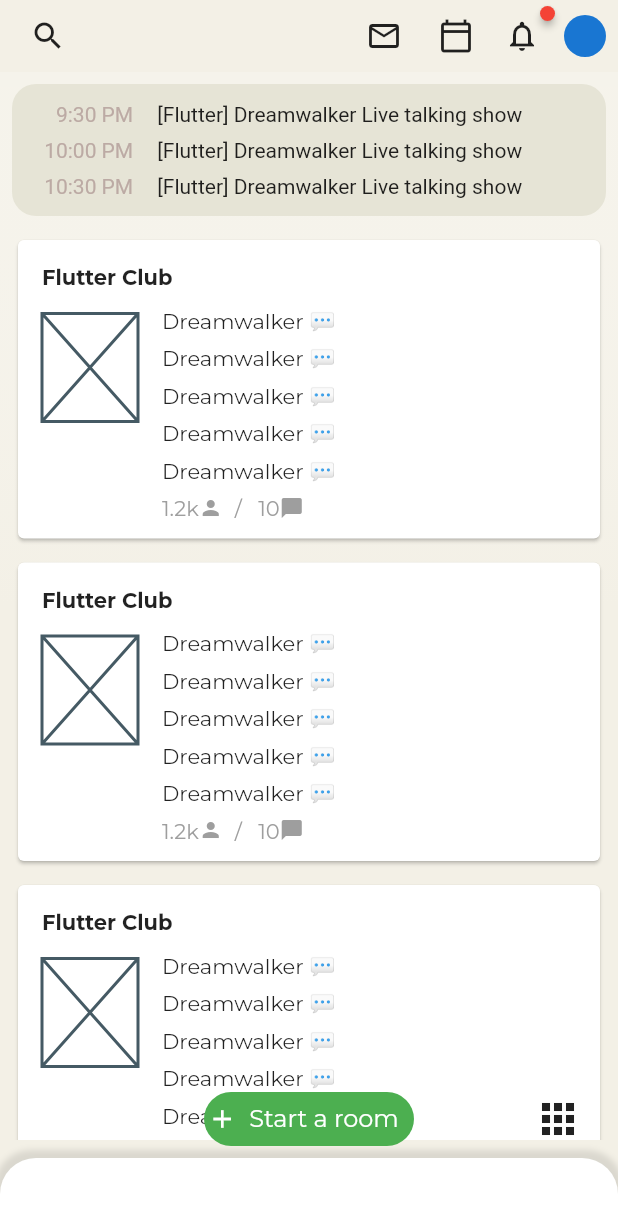
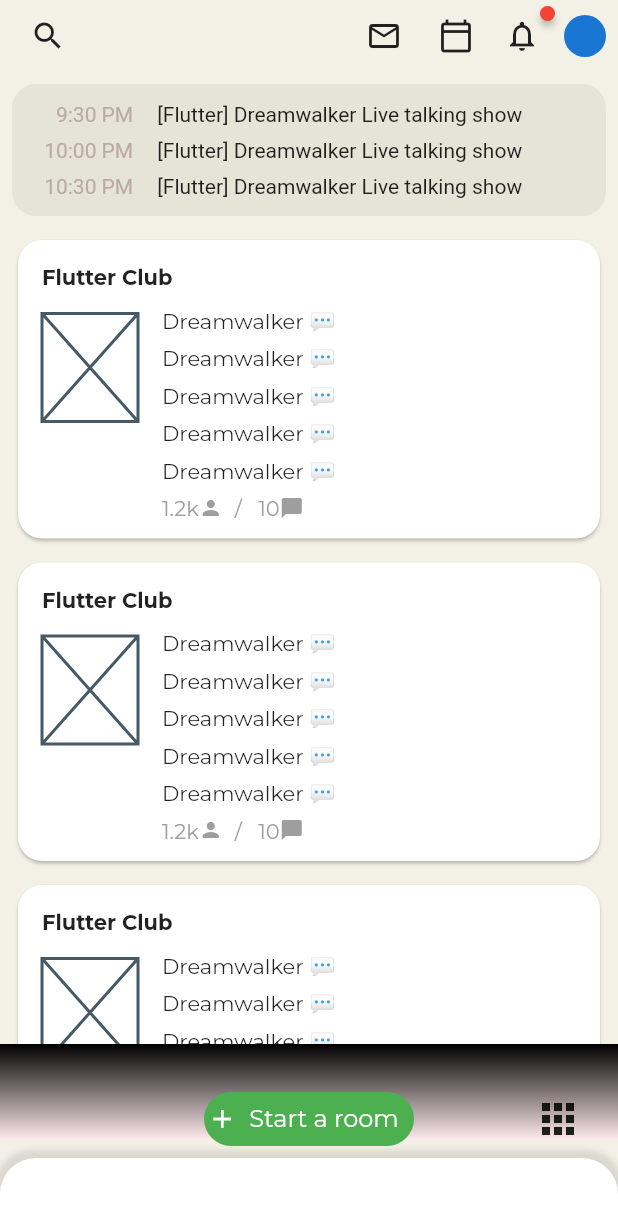
Before and after one commit to JAICHANGPARK/flutter_notebook_11th_story, a Flutter app: the screen it shows after launch, on a phone screen of 412 x 824 dp. Shown: the top 1230 px of the screen. Run offline on Flutter 3.47's test engine with Material 2 defaults, Android fonts, the phone set to English and light mode, and no system bars; drawn by our look-alikes of badges; our stand-ins replace backdrop, flutter_inner_drawer, google_fonts.

Commit message:
Update clubhouse_home_page.dart

```diff
--- a/lib/ep701_clubhouse/ui/clubhouse_home_page.dart
+++ b/lib/ep701_clubhouse/ui/clubhouse_home_page.dart
@@ -56,13 +56,6 @@ class _ClubhouseHomePageState extends State<ClubhouseHomePage> {
             top: 48,
             right: 0,
             child: Container(
-              decoration: BoxDecoration(
-                gradient: LinearGradient(colors: [
-                  ClubhouseStyle.appBackgroundColor,
-                  ClubhouseStyle.appBackgroundColor.withOpacity(0.5),
-                  Colors.white.withOpacity(0.2),
-                ], begin: Alignment.bottomCenter, end: Alignment.topCenter),
-              ),
               child: ListView.builder(
                   shrinkWrap: true,
                   itemBuilder: (context, index) {
@@ -155,6 +148,7 @@ class _ClubhouseHomePageState extends State<ClubhouseHomePage> {
                     return Padding(
                       padding: const EdgeInsets.symmetric(horizontal: 8, vertical: 4),
                       child: Card(
+                        shape: RoundedRectangleBorder(borderRadius: BorderRadius.circular(16)),
                         child: Padding(
                           padding: const EdgeInsets.all(8.0),
                           child: Column(
@@ -256,6 +250,21 @@ class _ClubhouseHomePageState extends State<ClubhouseHomePage> {
             ),
           ),
           Positioned(
+            bottom: 64,
+            left: 0,
+            right: 0,
+            child: Container(
+              height: 64,
+              decoration: BoxDecoration(
+                gradient: LinearGradient(
+                  colors: [Colors.red[50], Colors.black],
+                  begin: Alignment.bottomCenter,
+                  end: Alignment.topCenter,
+                ),
+              ),
+            ),
+          ),
+          Positioned(
             child: Container(
               height: 52,
               decoration: BoxDecoration(
```
